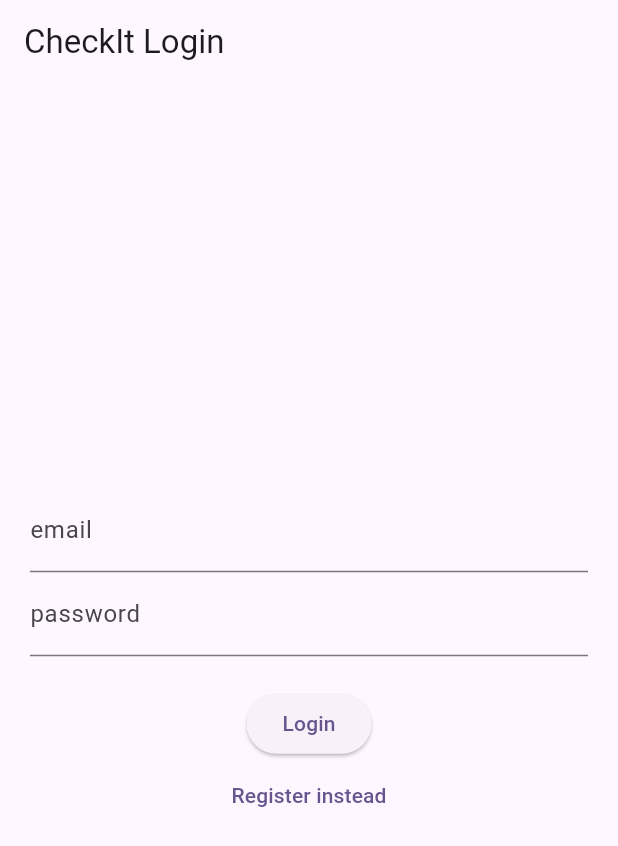
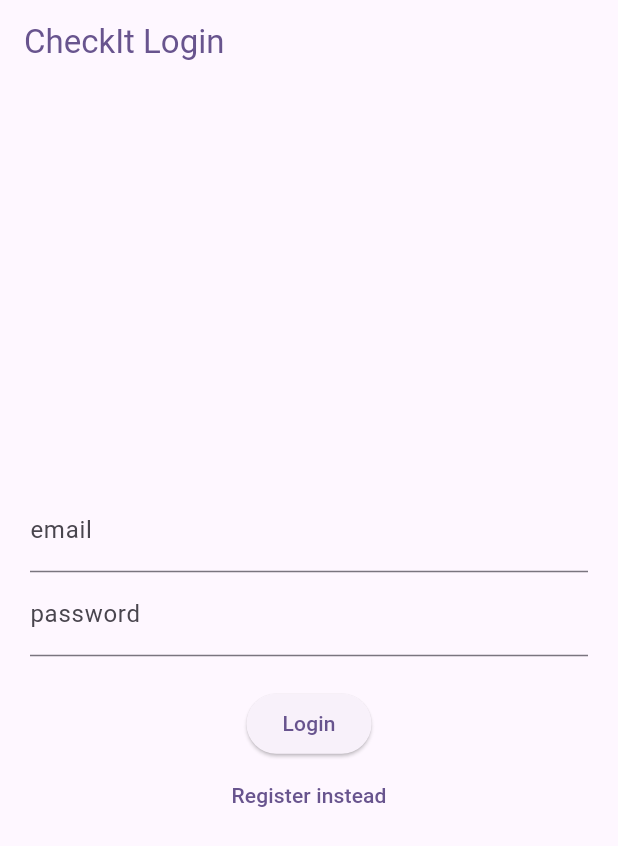
Before and after one commit to giuseppeb-816/check_it, a Flutter app: the screen it shows after launch, on a phone screen of 412 x 824 dp. Shown: the top 846 px of the screen. Run offline on Flutter 3.47's test engine with Material 2 defaults, Android fonts, the phone set to English and light mode, and no system bars; our stand-ins replace firebase_auth, firebase_core; accounts and stored records are empty.

Commit message:
Update login_register_page.dart

```diff
--- a/lib/pages/login_register_page.dart
+++ b/lib/pages/login_register_page.dart
@@ -43,7 +43,12 @@ class _LoginPageState extends State<LoginPage> {
   }
 
   Widget _title() {
-    return const Text('CheckIt Login');
+    return Text(
+        'CheckIt Login',
+      style: TextStyle(
+        color: Theme.of(context).colorScheme.primary,
+      )
+    );
   }
 
   Widget _entryField(
@@ -52,6 +57,7 @@ class _LoginPageState extends State<LoginPage> {
       ) {
     return TextField(
       controller: controller,
+      obscureText: title == "password",
       decoration: InputDecoration(
         labelText: title,
       ),
```
